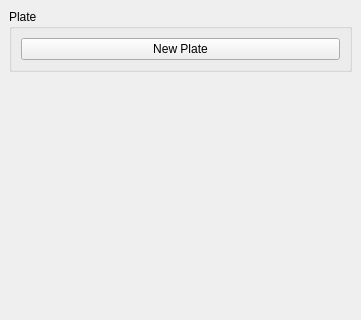
Qt form Apps/SR/view/CasePlanningWidget.ui (wuzhuobin/MITK-Project) before a commit; both pictures show x 0 to 361 and y 0 to 320 of the 361 by 679 pixel window.
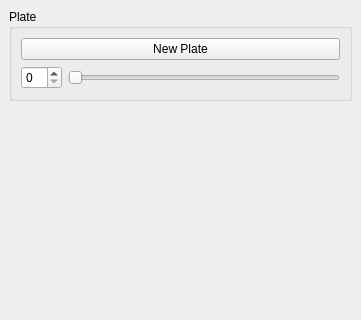
The same form after that commit. The open tabs and pages were chosen to show the change.

```diff
--- a/Apps/SR/view/CasePlanningWidget.ui
+++ b/Apps/SR/view/CasePlanningWidget.ui
@@ -160,6 +160,20 @@
          </property>
         </widget>
        </item>
+       <item>
+        <layout class="QHBoxLayout" name="horizontalLayout_4">
+         <item>
+          <widget class="QSpinBox" name="spinBoxPlateSize"/>
+         </item>
+         <item>
+          <widget class="QSlider" name="horizontalSliderPlateSize">
+           <property name="orientation">
+            <enum>Qt::Horizontal</enum>
+           </property>
+          </widget>
+         </item>
+        </layout>
+       </item>
       </layout>
      </widget>
     </item>
```
